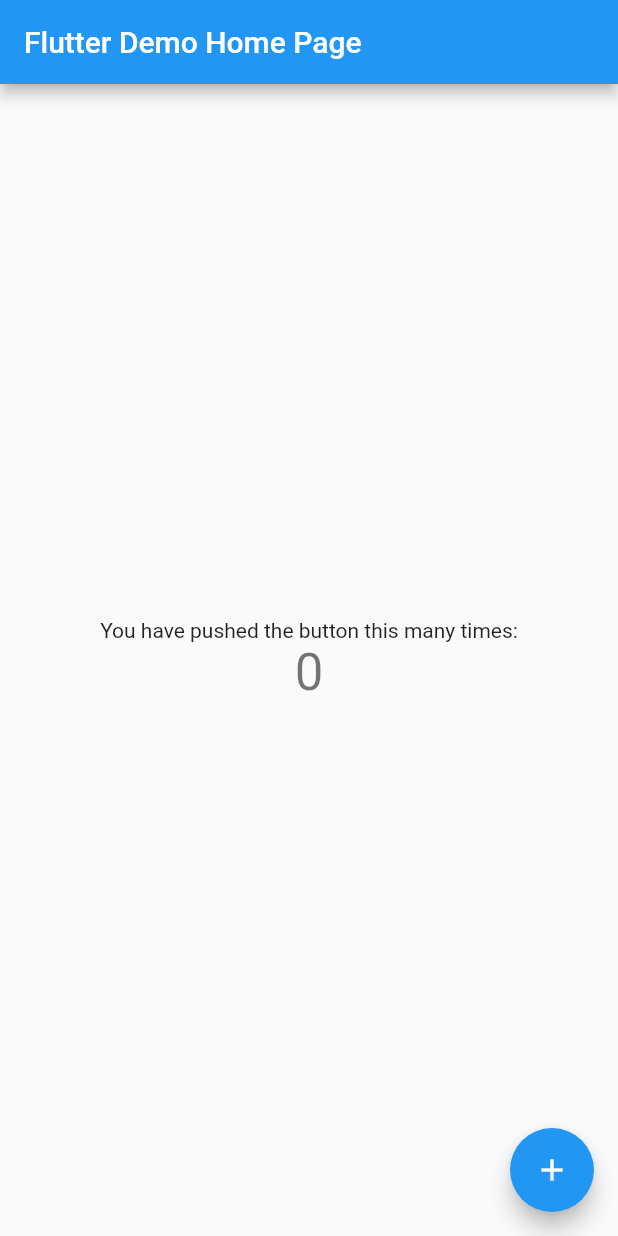
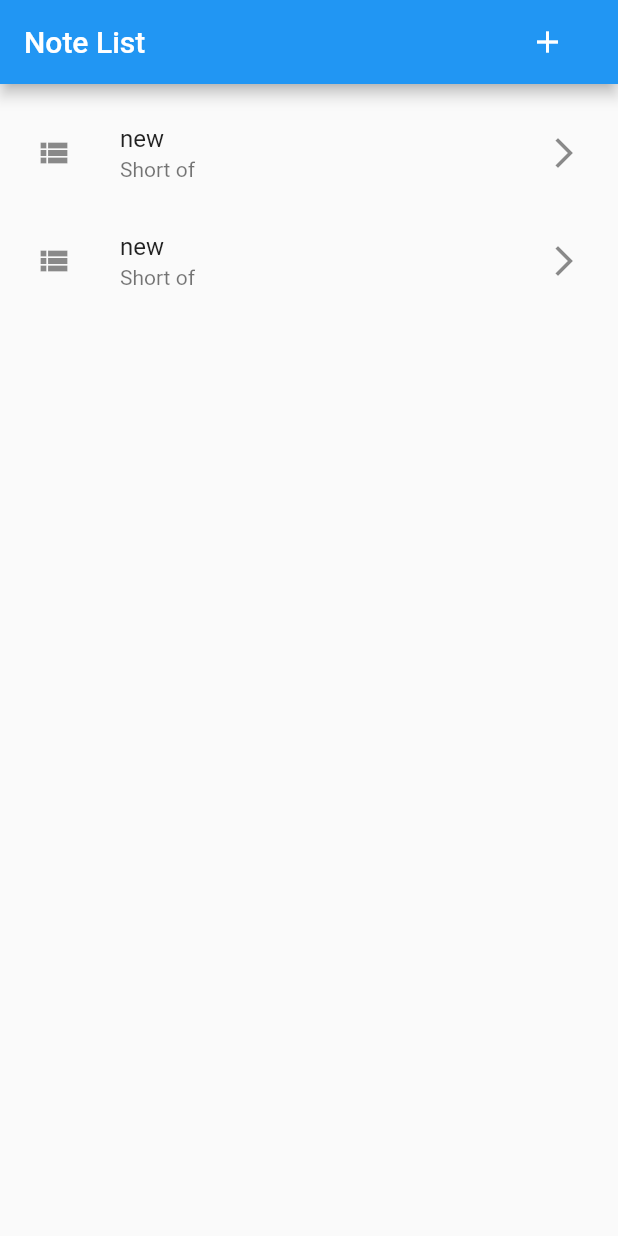
Before and after one commit to mohitj2401/Excellence-Technologies-Test, a Flutter app: the screen it shows after launch, on a phone screen of 412 x 824 dp. Run offline on Flutter 3.47's test engine with Material 2 defaults, Android fonts, the phone set to English and light mode, and no system bars.

Commit message:
added view and list page

```diff
--- a/lib/constants/constant.dart
+++ b/lib/constants/constant.dart
@@ -0,0 +1,4 @@
+List<Map> todos = [
+  {'title': 'new', 'description': 'Short of'},
+  {'title': 'new', 'description': 'Short of'}
+];
--- a/lib/main.dart
+++ b/lib/main.dart
@@ -1,4 +1,5 @@
 import 'package:flutter/material.dart';
+import 'package:todo/views/list.dart';
 
 void main() {
   runApp(MyApp());
@@ -22,92 +23,7 @@ class MyApp extends StatelessWidget {
         // is not restarted.
         primarySwatch: Colors.blue,
       ),
-      home: MyHomePage(title: 'Flutter Demo Home Page'),
+      home: TodoList(),
     );
   }
 }
-
-class MyHomePage extends StatefulWidget {
-  MyHomePage({Key? key, required this.title}) : super(key: key);
-
-  // This widget is the home page of your application. It is stateful, meaning
-  // that it has a State object (defined below) that contains fields that affect
-  // how it looks.
-
-  // This class is the configuration for the state. It holds the values (in this
-  // case the title) provided by the parent (in this case the App widget) and
-  // used by the build method of the State. Fields in a Widget subclass are
-  // always marked "final".
-
-  final String title;
-
-  @override
-  _MyHomePageState createState() => _MyHomePageState();
-}
-
-class _MyHomePageState extends State<MyHomePage> {
-  int _counter = 0;
-
-  void _incrementCounter() {
-    setState(() {
-      // This call to setState tells the Flutter framework that something has
-      // changed in this State, which causes it to rerun the build method below
-      // so that the display can reflect the updated values. If we changed
-      // _counter without calling setState(), then the build method would not be
-      // called again, and so nothing would appear to happen.
-      _counter++;
-    });
-  }
-
-  @override
-  Widget build(BuildContext context) {
-    // This method is rerun every time setState is called, for instance as done
-    // by the _incrementCounter method above.
-    //
-    // The Flutter framework has been optimized to make rerunning build methods
-    // fast, so that you can just rebuild anything that needs updating rather
-    // than having to individually change instances of widgets.
-    return Scaffold(
-      appBar: AppBar(
-        // Here we take the value from the MyHomePage object that was created by
-        // the App.build method, and use it to set our appbar title.
-        title: Text(widget.title),
-      ),
-      body: Center(
-        // Center is a layout widget. It takes a single child and positions it
-        // in the middle of the parent.
-        child: Column(
-          // Column is also a layout widget. It takes a list of children and
-          // arranges them vertically. By default, it sizes itself to fit its
-          // children horizontally, and tries to be as tall as its parent.
-          //
-          // Invoke "debug painting" (press "p" in the console, choose the
-          // "Toggle Debug Paint" action from the Flutter Inspector in Android
-          // Studio, or the "Toggle Debug Paint" command in Visual Studio Code)
-          // to see the wireframe for each widget.
-          //
-          // Column has various properties to control how it sizes itself and
-          // how it positions its children. Here we use mainAxisAlignment to
-          // center the children vertically; the main axis here is the vertical
-          // axis because Columns are vertical (the cross axis would be
-          // horizontal).
-          mainAxisAlignment: MainAxisAlignment.center,
-          children: <Widget>[
-            Text(
-              'You have pushed the button this many times:',
-            ),
-            Text(
-              '$_counter',
-              style: Theme.of(context).textTheme.headline4,
-            ),
-          ],
-        ),
-      ),
-      floatingActionButton: FloatingActionButton(
-        onPressed: _incrementCounter,
-        tooltip: 'Increment',
-        child: Icon(Icons.add),
-      ), // This trailing comma makes auto-formatting nicer for build methods.
-    );
-  }
-}
--- a/lib/views/list.dart
+++ b/lib/views/list.dart
@@ -0,0 +1,49 @@
+import 'package:flutter/material.dart';
+import 'package:todo/constants/constant.dart';
+import 'package:todo/views/view.dart';
+
+class TodoList extends StatelessWidget {
+  const TodoList({Key? key}) : super(key: key);
+
+  @override
+  Widget build(BuildContext context) {
+    return Scaffold(
+      appBar: AppBar(
+        title: Text('Note List'),
+        actions: [
+          Padding(
+            padding: const EdgeInsets.only(right: 35.0),
+            child: GestureDetector(
+              child: Icon(Icons.add),
+            ),
+          )
+        ],
+      ),
+      body: Container(
+        margin: EdgeInsets.symmetric(horizontal: 8, vertical: 10),
+        child: ListView.builder(
+          itemCount: todos.length,
+          itemBuilder: (context, index) {
+            return ListTile(
+              onTap: () {
+                Navigator.push(
+                    context,
+                    MaterialPageRoute(
+                        builder: (context) => ViewTodo(
+                            title: todos[index]['title'],
+                            des: todos[index]['description'])));
+              },
+              leading: Padding(
+                padding: const EdgeInsets.only(top: 8.0),
+                child: Icon(Icons.view_list),
+              ),
+              title: Text(todos[index]['title']),
+              subtitle: Text(todos[index]['description']),
+              trailing: Icon(Icons.arrow_forward_ios),
+            );
+          },
+        ),
+      ),
+    );
+  }
+}
```
Also changed, not shown: lib/views/view.dart (+29 -0 lines).
